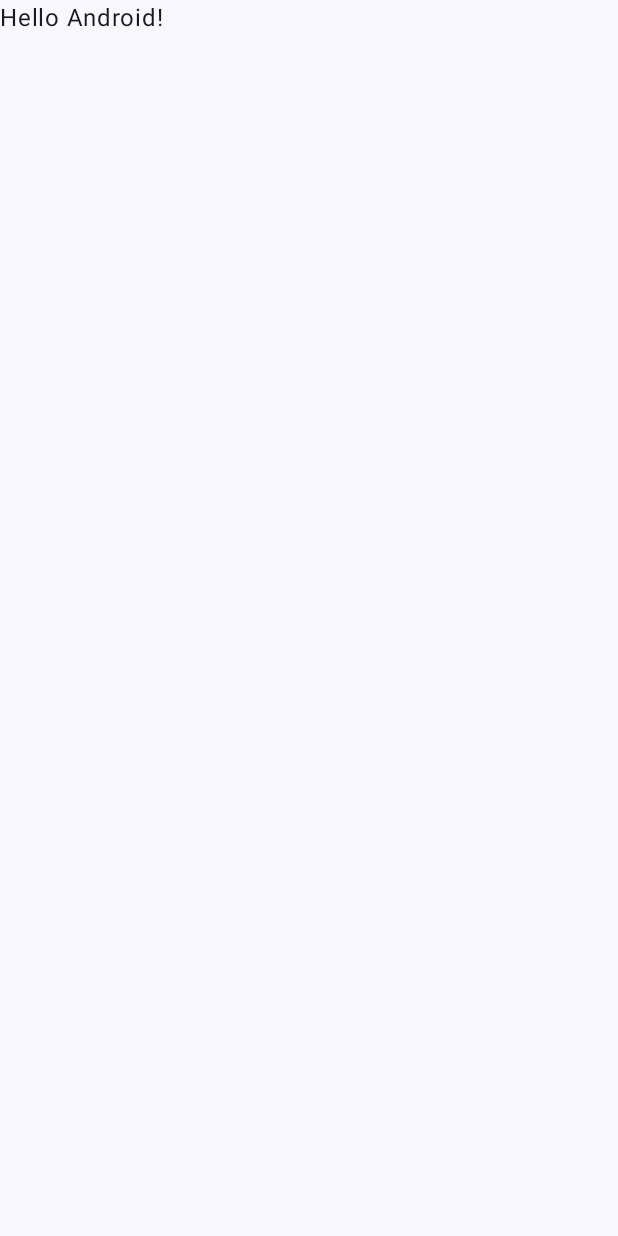
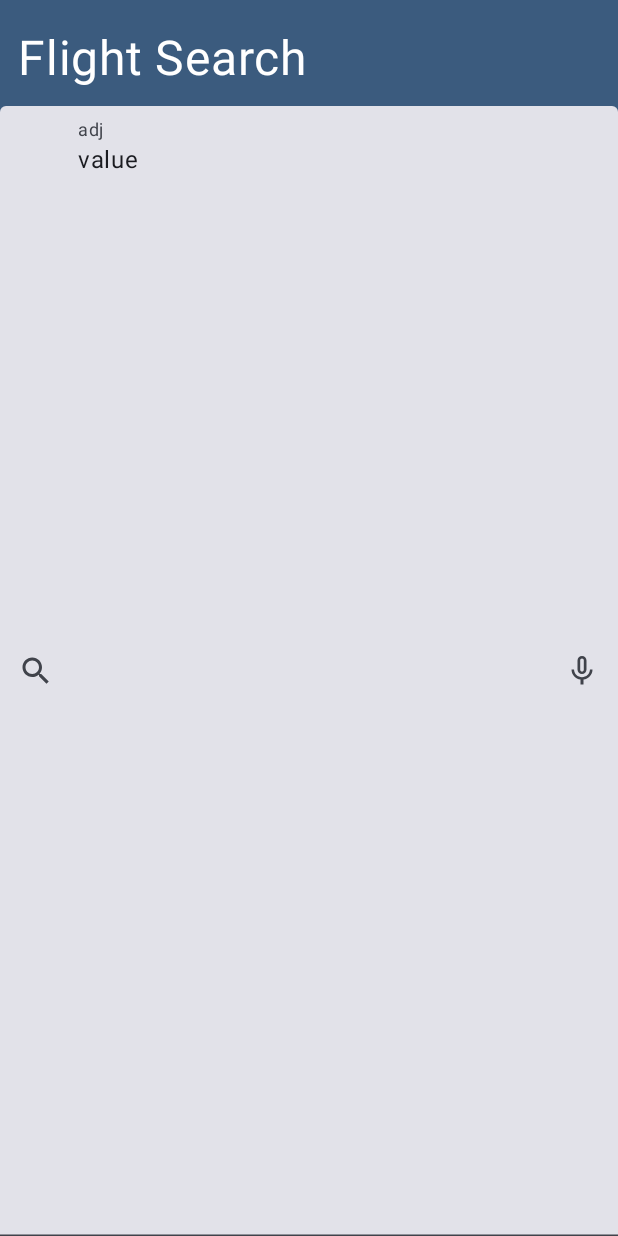
Before and after one commit to YouMayknow/Airport-Ticket-App, an Android app built with Jetpack Compose: the screen it shows after launch (MainActivity), on a phone screen of 412 x 824 dp. Before the commit the screen is almost empty. Run offline under Robolectric (Android 15) with nearby library versions, the phone set to English and light mode, and no system bars.

Commit message:
UI completed

```diff
--- a/app/build.gradle.kts
+++ b/app/build.gradle.kts
@@ -66,4 +66,7 @@ dependencies {
     androidTestImplementation(libs.androidx.ui.test.junit4)
     debugImplementation(libs.androidx.ui.tooling)
     debugImplementation(libs.androidx.ui.test.manifest)
+    //Icon
+    implementation("androidx.compose.material:material-icons-extended")
+
 }
--- a/app/src/main/java/com/example/airportticketapp/MainActivity.kt
+++ b/app/src/main/java/com/example/airportticketapp/MainActivity.kt
@@ -11,6 +11,7 @@ import androidx.compose.material3.Text
 import androidx.compose.runtime.Composable
 import androidx.compose.ui.Modifier
 import androidx.compose.ui.tooling.preview.Preview
+import com.example.airportticketapp.ui.Screen.AppHomeScreen
 import com.example.airportticketapp.ui.theme.AirportTicketAppTheme
 
 class MainActivity : ComponentActivity() {
@@ -20,10 +21,11 @@ class MainActivity : ComponentActivity() {
         setContent {
             AirportTicketAppTheme {
                 Scaffold(modifier = Modifier.fillMaxSize()) { innerPadding ->
-                    Greeting(
-                        name = "Android",
-                        modifier = Modifier.padding(innerPadding)
+                    AppHomeScreen(
+                        modifier = Modifier.fillMaxSize()
+                            .padding(innerPadding)
                     )
+
                 }
             }
         }
--- /dev/null
+++ b/app/src/main/java/com/example/airportticketapp/ui/Screen/AppHomeScreen.kt
@@ -0,0 +1,100 @@
+package com.example.airportticketapp.ui.Screen
+
+import androidx.compose.foundation.background
+import androidx.compose.foundation.layout.Column
+import androidx.compose.foundation.layout.fillMaxSize
+import androidx.compose.foundation.layout.fillMaxWidth
+import androidx.compose.foundation.layout.padding
+import androidx.compose.material.icons.Icons
+import androidx.compose.material.icons.filled.AccountCircle
+import androidx.compose.material.icons.filled.Search
+import androidx.compose.material3.ExperimentalMaterial3Api
+import androidx.compose.material3.Icon
+import androidx.compose.material3.IconButton
+import androidx.compose.material3.Scaffold
+import androidx.compose.material3.Text
+import androidx.compose.material3.TextField
+import androidx.compose.material3.TextFieldColors
+import androidx.compose.material3.TextFieldDefaults
+import androidx.compose.runtime.Composable
+import androidx.compose.ui.Modifier
+import androidx.compose.ui.graphics.Color
+import androidx.compose.ui.res.painterResource
+import androidx.compose.ui.text.font.FontWeight
+import androidx.compose.ui.unit.dp
+import androidx.compose.ui.unit.sp
+import com.example.airportticketapp.R
+
+
+@OptIn(ExperimentalMaterial3Api::class)
+@Composable
+fun AppHomeScreen(
+    modifier: Modifier = Modifier
+) {
+     Scaffold(
+         topBar = { TopAppBar() } ,
+         modifier = modifier.fillMaxSize()
+     ) {
+         Column(
+             modifier = Modifier
+                 .fillMaxSize()
+                 .padding(it)
+         ) {
+             TextField(
+                 label = { Text(text = "adj") },
+                 value = "value",
+                 onValueChange = { },
+                 modifier = modifier
+                     .fillMaxWidth()
+                     .background(Color(0xFF3B5B7E),),
+                 leadingIcon = {
+                     IconButton(onClick = { }) {
+                         Icon(
+                             imageVector = Icons.Default.Search,
+                             contentDescription = "Search Icon"
+                         )
+                     }
+                 },
+                 trailingIcon = {
+                     IconButton(onClick = { /*TODO*/ }) {
+                         Icon(
+                             painter = painterResource(id = R.drawable.baseline_mic_none_24),
+                             contentDescription = "Voice Search "
+                         )
+                     }
+                 },
+
+                 )
+            SuggestionScreen(modifier = Modifier.padding())
+         }
+     }
+}
+
+@Composable
+fun TopAppBar (
+    modifier: Modifier = Modifier
+) {
+    Column(
+        modifier = modifier
+            .fillMaxWidth()
+            .background(
+                Color(
+                    0xFF3b5b7e
+                )
+            )
+        ,
+
+    ) {
+        Text(
+            text = "Flight Search",
+            fontSize = 32.sp,
+            modifier = Modifier.padding(
+                start = 12.dp ,
+                top = 20.dp ,
+                bottom = 12.dp
+            ) ,
+           // fontWeight = FontWeight.SemiBold ,
+            color = Color.White ,
+        )
+    }
+}
--- /dev/null
+++ b/app/src/main/res/drawable/baseline_mic_24.xml
@@ -0,0 +1,5 @@
+<vector xmlns:android="http://schemas.android.com/apk/res/android" android:height="24dp" android:tint="#000000" android:viewportHeight="24" android:viewportWidth="24" android:width="24dp">
+
+    <path android:fillColor="@android:color/white" android:pathData="M12,14c1.66,0 2.99,-1.34 2.99,-3L15,5c0,-1.66 -1.34,-3 -3,-3S9,3.34 9,5v6c0,1.66 1.34,3 3,3zM17.3,11c0,3 -2.54,5.1 -5.3,5.1S6.7,14 6.7,11L5,11c0,3.41 2.72,6.23 6,6.72L11,21h2v-3.28c3.28,-0.48 6,-3.3 6,-6.72h-1.7z"/>
+
+</vector>
--- /dev/null
+++ b/app/src/main/res/drawable/baseline_mic_none_24.xml
@@ -0,0 +1,5 @@
+<vector xmlns:android="http://schemas.android.com/apk/res/android" android:height="24dp" android:tint="#000000" android:viewportHeight="24" android:viewportWidth="24" android:width="24dp">
+
+    <path android:fillColor="@android:color/white" android:pathData="M12,14c1.66,0 2.99,-1.34 2.99,-3L15,5c0,-1.66 -1.34,-3 -3,-3S9,3.34 9,5v6c0,1.66 1.34,3 3,3zM10.8,4.9c0,-0.66 0.54,-1.2 1.2,-1.2 0.66,0 1.2,0.54 1.2,1.2l-0.01,6.2c0,0.66 -0.53,1.2 -1.19,1.2 -0.66,0 -1.2,-0.54 -1.2,-1.2L10.8,4.9zM17.3,11c0,3 -2.54,5.1 -5.3,5.1S6.7,14 6.7,11L5,11c0,3.41 2.72,6.23 6,6.72L11,21h2v-3.28c3.28,-0.48 6,-3.3 6,-6.72h-1.7z"/>
+
+</vector>
--- /dev/null
+++ b/build.gradle.kts
@@ -0,0 +1,5 @@
+// Top-level build file where you can add configuration options common to all sub-projects/modules.
+plugins {
+    alias(libs.plugins.android.application) apply false
+    alias(libs.plugins.jetbrains.kotlin.android) apply false
+}
```
Also changed, not shown: app/src/main/java/com/example/airportticketapp/ui/Screen/FavouriteScreen.kt (added, +11 -0 lines), app/src/main/java/com/example/airportticketapp/ui/Screen/SearchScreen.kt (added, +11 -0 lines), app/src/main/java/com/example/airportticketapp/ui/Screen/SuggestionScreen.kt (added, +11 -0 lines), app/src/main/java/com/example/airportticketapp/ui/airportAppScreen.kt (added, +23 -0 lines), gradle.properties (added, +23 -0 lines), gradle/libs.versions.toml (added, +30 -0 lines), settings.gradle.kts (added, +23 -0 lines), gradle/wrapper/gradle-wrapper.properties (added), 4 other files.
